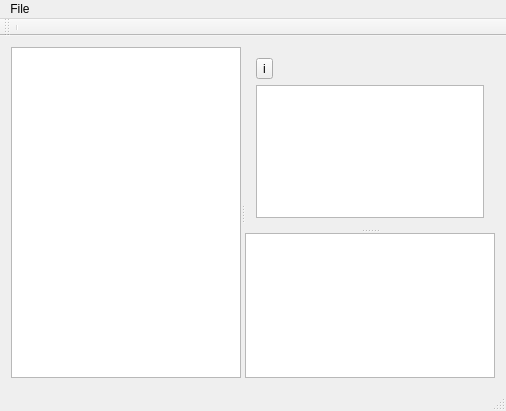
The window that mainwindow.ui (amdevelop/questmaker) describes before a commit, drawn with Qt 5.
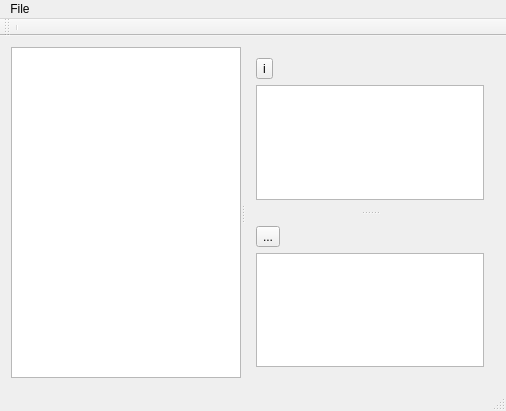
The same window after the commit. Custom widgets are drawn as their Qt base class.

The edit to the form file:
```diff
--- a/mainwindow.ui
+++ b/mainwindow.ui
@@ -16,15 +16,11 @@
   <widget class="QWidget" name="centralWidget">
    <layout class="QGridLayout" name="gridLayout_2">
     <item row="0" column="0">
-     <widget class="QSplitter" name="splitter_3">
-      <property name="orientation">
-       <enum>Qt::Horizontal</enum>
-      </property>
-      <widget class="SceneVisualizer" name="graphicsView"/>
       <widget class="QSplitter" name="splitter_2">
        <property name="orientation">
         <enum>Qt::Horizontal</enum>
        </property>
+      <widget class="SceneVisualizer" name="graphicsView"/>
        <widget class="QSplitter" name="splitter">
         <property name="orientation">
          <enum>Qt::Vertical</enum>
@@ -59,11 +55,40 @@
           </item>
          </layout>
         </widget>
+       <widget class="QWidget" name="">
+        <layout class="QVBoxLayout" name="verticalLayout">
+         <item>
+          <layout class="QHBoxLayout" name="horizontalLayout">
+           <item>
+            <widget class="QToolButton" name="toolOpenFile">
+             <property name="text">
+              <string>...</string>
+             </property>
+            </widget>
+           </item>
+           <item>
+            <spacer name="horizontalSpacer_2">
+             <property name="orientation">
+              <enum>Qt::Horizontal</enum>
+             </property>
+             <property name="sizeHint" stdset="0">
+              <size>
+               <width>188</width>
+               <height>20</height>
+              </size>
+             </property>
+            </spacer>
+           </item>
+          </layout>
+         </item>
+         <item>
         <widget class="QTableView" name="tableView">
          <attribute name="verticalHeaderVisible">
           <bool>false</bool>
          </attribute>
         </widget>
+         </item>
+        </layout>
        </widget>
       </widget>
      </widget>
```
Lines whose indentation alone changed are shown as unchanged.
